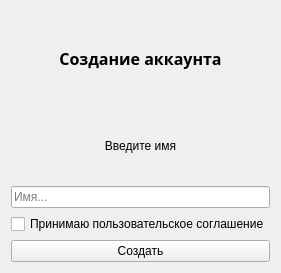
Before: the Qt Designer form create_acc_form.ui in pimpochkina/book_of_recipes, drawn with Qt 5.
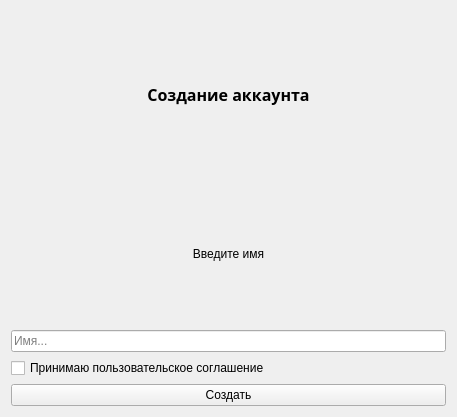
After: the same form once the commit is applied.

Diff of the .ui file:
```diff
--- a/create_acc_form.ui
+++ b/create_acc_form.ui
@@ -6,8 +6,8 @@
    <rect>
     <x>0</x>
     <y>0</y>
-    <width>253</width>
-    <height>273</height>
+    <width>457</width>
+    <height>417</height>
    </rect>
   </property>
   <property name="windowTitle">
```
